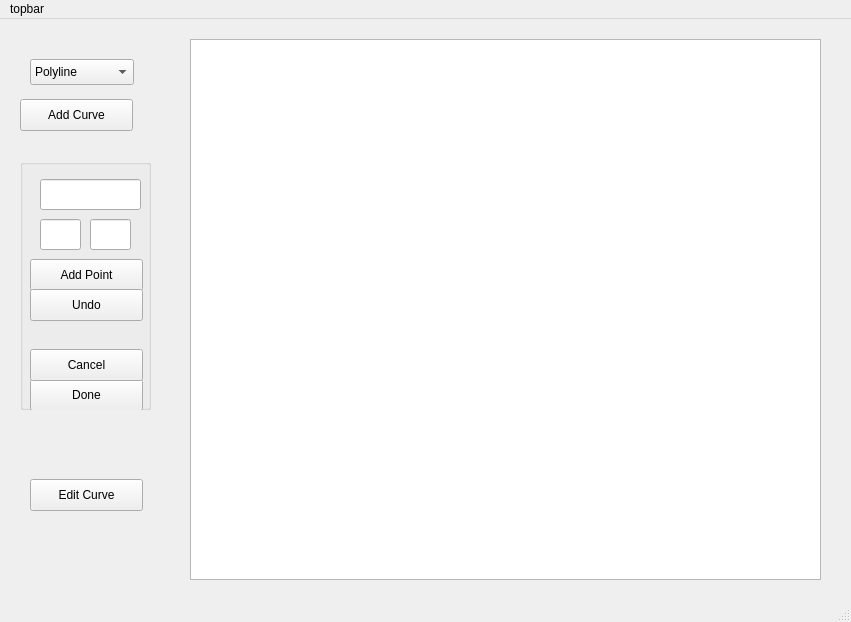
This is curver/ui/main_ui.ui in wiatrak2/curver as Qt 5 draws it before an edit. The edited form follows.
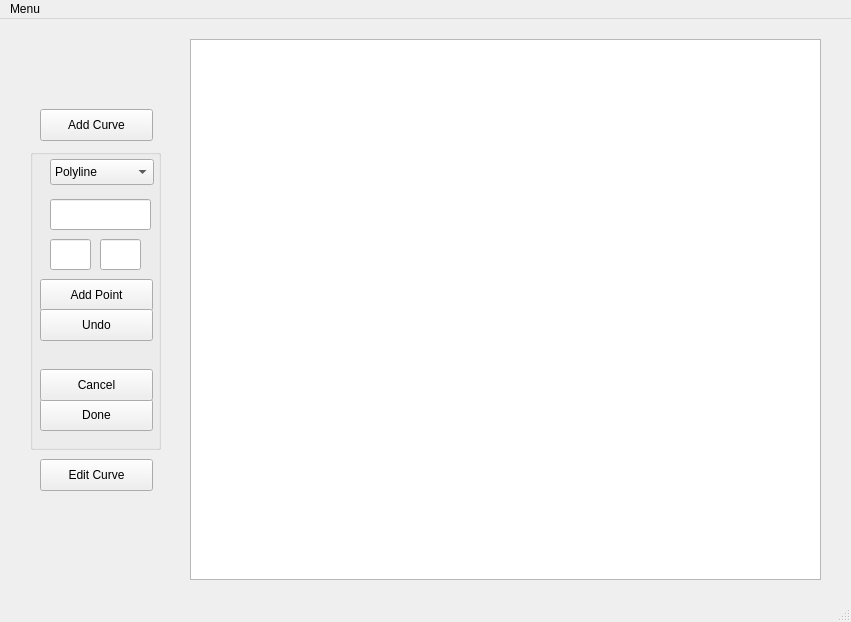
This is the edited form.

Commit message: Importing curve done

```diff
--- a/curver/ui/main_ui.ui
+++ b/curver/ui/main_ui.ui
@@ -27,8 +27,8 @@
    <widget class="QPushButton" name="addCurveButton">
     <property name="geometry">
      <rect>
-      <x>20</x>
-      <y>80</y>
+      <x>40</x>
+      <y>90</y>
       <width>113</width>
       <height>32</height>
      </rect>
@@ -37,31 +37,16 @@
      <string>Add Curve</string>
     </property>
    </widget>
-   <widget class="QComboBox" name="setCurveType">
-    <property name="geometry">
-     <rect>
-      <x>30</x>
-      <y>40</y>
-      <width>104</width>
-      <height>26</height>
-     </rect>
-    </property>
-    <item>
-     <property name="text">
-      <string>Polyline</string>
-     </property>
-    </item>
-   </widget>
    <widget class="QGroupBox" name="addPointBox">
     <property name="enabled">
      <bool>true</bool>
     </property>
     <property name="geometry">
      <rect>
-      <x>20</x>
-      <y>140</y>
+      <x>30</x>
+      <y>130</y>
       <width>131</width>
-      <height>251</height>
+      <height>301</height>
      </rect>
     </property>
     <property name="title">
@@ -71,7 +56,7 @@
      <property name="geometry">
       <rect>
        <x>20</x>
-       <y>60</y>
+       <y>90</y>
        <width>41</width>
        <height>31</height>
       </rect>
@@ -87,7 +72,7 @@
      <property name="geometry">
       <rect>
        <x>70</x>
-       <y>60</y>
+       <y>90</y>
        <width>41</width>
        <height>31</height>
       </rect>
@@ -97,7 +82,7 @@
      <property name="geometry">
       <rect>
        <x>10</x>
-       <y>100</y>
+       <y>130</y>
        <width>113</width>
        <height>32</height>
       </rect>
@@ -110,7 +95,7 @@
      <property name="geometry">
       <rect>
        <x>10</x>
-       <y>220</y>
+       <y>250</y>
        <width>113</width>
        <height>32</height>
       </rect>
@@ -126,7 +111,7 @@
      <property name="geometry">
       <rect>
        <x>20</x>
-       <y>20</y>
+       <y>50</y>
        <width>101</width>
        <height>31</height>
       </rect>
@@ -136,7 +121,7 @@
      <property name="geometry">
       <rect>
        <x>10</x>
-       <y>130</y>
+       <y>160</y>
        <width>113</width>
        <height>32</height>
       </rect>
@@ -149,7 +134,7 @@
      <property name="geometry">
       <rect>
        <x>10</x>
-       <y>190</y>
+       <y>220</y>
        <width>113</width>
        <height>32</height>
       </rect>
@@ -158,12 +143,27 @@
       <string>Cancel</string>
      </property>
     </widget>
+    <widget class="QComboBox" name="setCurveType">
+     <property name="geometry">
+      <rect>
+       <x>20</x>
+       <y>10</y>
+       <width>104</width>
+       <height>26</height>
+      </rect>
+     </property>
+     <item>
+      <property name="text">
+       <string>Polyline</string>
+      </property>
+     </item>
+    </widget>
    </widget>
    <widget class="QPushButton" name="editCurveButton">
     <property name="geometry">
      <rect>
-      <x>30</x>
-      <y>460</y>
+      <x>40</x>
+      <y>440</y>
       <width>113</width>
       <height>32</height>
      </rect>
@@ -184,7 +184,7 @@
    </property>
    <widget class="QMenu" name="menutopbar">
     <property name="title">
-     <string>topbar</string>
+     <string>Menu</string>
     </property>
     <addaction name="separator"/>
    </widget>
```
Left out of the diff: 8 changed lines with no effect on the pictures. The commit also changes 7 other files.
